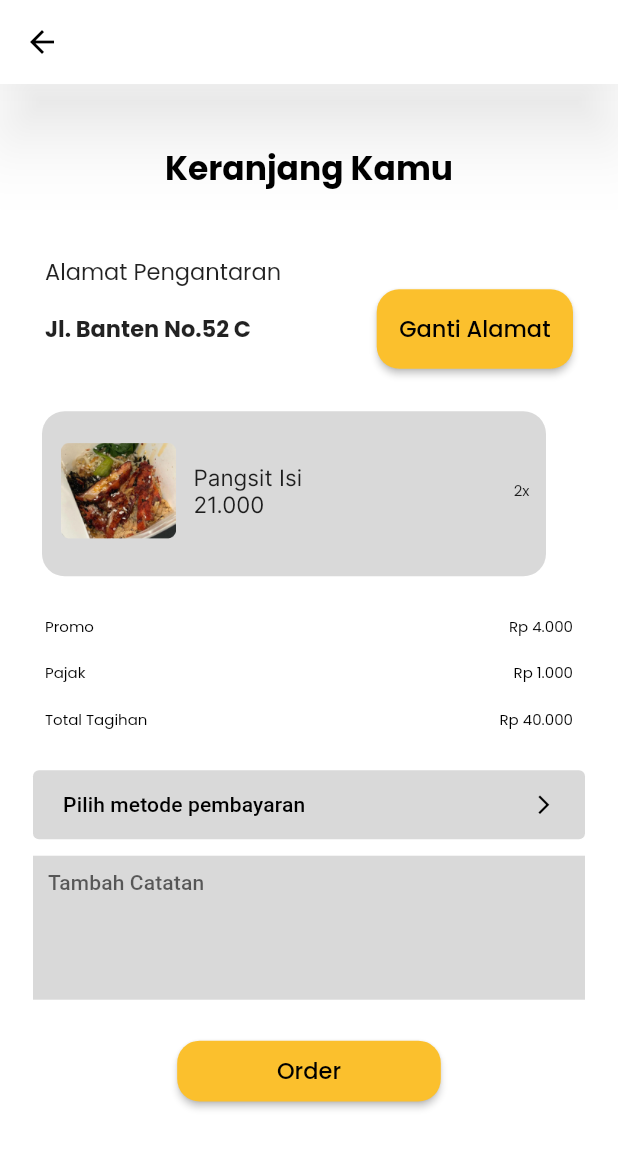
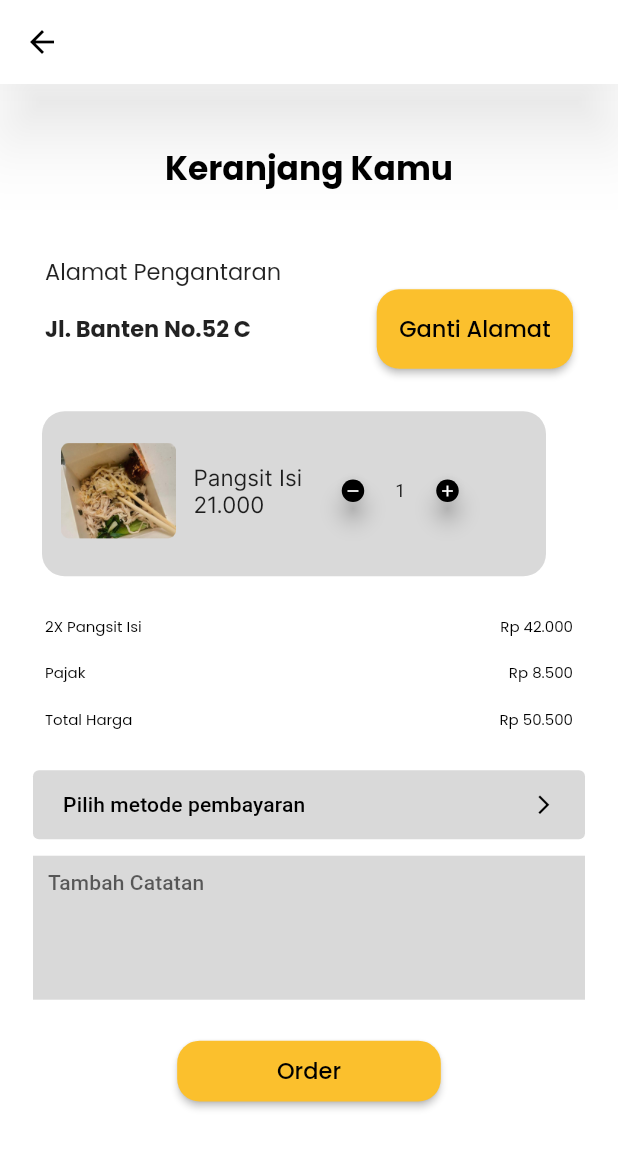
Before and after one commit to jenaarrr1111/umik-App, a Flutter app: the KeranjangScreen screen opened by its route, on a phone screen of 412 x 824 dp. Shown: the top 1149 px of the screen. Run offline on Flutter 3.47's test engine with Material 2 defaults, Android fonts, the phone set to English and light mode, and no system bars; our stand-ins replace flutter_secure_storage, flutter_svg; missing offline and left inert: flutter_picker; accounts and stored records are empty; Roboto replaces fonts that are missing (Muli).

Commit message:
Memperbaiki Halaman keranja

```diff
--- a/lib/screens/keranjang/components/bayar.dart
+++ b/lib/screens/keranjang/components/bayar.dart
@@ -19,7 +19,7 @@ class Bayar extends StatelessWidget {
                   top: 8,
                   bottom: 8,
                 ),
-                child: Text('Promo',
+                child: Text('2X Pangsit Isi',
                     style: Theme.of(context).textTheme.labelSmall),
               ),
               Padding(
@@ -35,7 +35,7 @@ class Bayar extends StatelessWidget {
                   top: 8,
                   bottom: 8,
                 ),
-                child: Text('Total Tagihan',
+                child: Text('Total Harga',
                     style: Theme.of(context).textTheme.labelSmall),
               ),
             ],
@@ -49,7 +49,7 @@ class Bayar extends StatelessWidget {
                     top: 8,
                     bottom: 8,
                   ),
-                  child: Text('Rp 4.000',
+                  child: Text('Rp 42.000',
                       style: Theme.of(context).textTheme.labelSmall),
                 ),
                 Padding(
@@ -57,7 +57,7 @@ class Bayar extends StatelessWidget {
                     top: 8,
                     bottom: 8,
                   ),
-                  child: Text('Rp 1.000',
+                  child: Text('Rp 8.500',
                       style: Theme.of(context).textTheme.labelSmall),
                 ),
                 Padding(
@@ -65,7 +65,7 @@ class Bayar extends StatelessWidget {
                     top: 8,
                     bottom: 8,
                   ),
-                  child: Text('Rp 40.000',
+                  child: Text('Rp 50.500',
                       style: Theme.of(context).textTheme.labelSmall),
                 ),
               ],
--- a/lib/screens/keranjang/components/card_produk.dart
+++ b/lib/screens/keranjang/components/card_produk.dart
@@ -1,5 +1,6 @@
 import 'package:flutter/material.dart';
 import 'package:umik/models/Cart.dart';
+import 'package:umik/screens/keranjang/components/custom_stepper.dart';
 
 import '../../../constants.dart';
 import '../../../size_config.dart';
@@ -35,7 +36,7 @@ class CardProduk extends StatelessWidget {
                     child: Row(
                       children: [
                         Image.asset(
-                          'assets/images/bakmie_ayam_madu.png',
+                          'assets/images/bakmie_ayam_suwir.png',
                           width: 80,
                           height: 64,
                         ),
@@ -63,17 +64,12 @@ class CardProduk extends StatelessWidget {
                             ],
                           ),
                         ),
-                        const Expanded(
-                          child: Text(
-                            '2x',
-                            textAlign: TextAlign.end,
-                            style: TextStyle(
-                              fontFamily: 'Poppins',
-                              fontSize: 10,
-                              fontWeight: FontWeight.w400,
-                            ),
-                          ),
-                        ),
+                        CustomStepper(
+                            lowerLimit: 1,
+                            upperLimit: 10,
+                            stepValue: 1,
+                            iconSize: 15,
+                            value: 1)
                       ],
                     ),
                   ),
--- /dev/null
+++ b/lib/screens/keranjang/components/custom_stepper.dart
@@ -0,0 +1,92 @@
+import 'package:flutter/material.dart';
+
+class CustomStepper extends StatefulWidget {
+  CustomStepper({
+    required this.lowerLimit,
+    required this.upperLimit,
+    required this.stepValue,
+    required this.iconSize,
+    required this.value,
+  });
+
+  final int lowerLimit;
+  final int upperLimit;
+  final int stepValue;
+  final double iconSize;
+  int value;
+
+  @override
+  _CustomStepperState createState() => _CustomStepperState();
+}
+
+class _CustomStepperState extends State<CustomStepper> {
+  @override
+  Widget build(BuildContext context) {
+    return Row(
+      mainAxisAlignment: MainAxisAlignment.center,
+      children: [
+        RoundedIconButton(
+          icon: Icons.remove,
+          iconSize: widget.iconSize,
+          onPress: () {
+            setState(() {
+              widget.value = widget.value == widget.lowerLimit
+                  ? widget.lowerLimit
+                  : widget.value -= widget.stepValue;
+            });
+          },
+        ),
+        Container(
+          width: widget.iconSize,
+          child: Text(
+            '${widget.value}',
+            style: TextStyle(
+              fontSize: widget.iconSize * 0.8,
+            ),
+            textAlign: TextAlign.center,
+          ),
+        ),
+        RoundedIconButton(
+          icon: Icons.add,
+          iconSize: widget.iconSize,
+          onPress: () {
+            setState(() {
+              widget.value = widget.value == widget.upperLimit
+                  ? widget.upperLimit
+                  : widget.value += widget.stepValue;
+            });
+          },
+        ),
+      ],
+    );
+  }
+}
+
+class RoundedIconButton extends StatelessWidget {
+  RoundedIconButton({
+    required this.icon,
+    required this.onPress,
+    required this.iconSize,
+  });
+
+  final IconData icon;
+  final onPress;
+  final double iconSize;
+
+  @override
+  Widget build(BuildContext context) {
+    return RawMaterialButton(
+      constraints: BoxConstraints.tightFor(width: iconSize, height: iconSize),
+      elevation: 6.0,
+      onPressed: onPress,
+      shape: RoundedRectangleBorder(
+          borderRadius: BorderRadius.circular(iconSize * 0.5)),
+      fillColor: Colors.black,
+      child: Icon(
+        icon,
+        color: Colors.white,
+        size: iconSize * 0.8,
+      ),
+    );
+  }
+}
```
